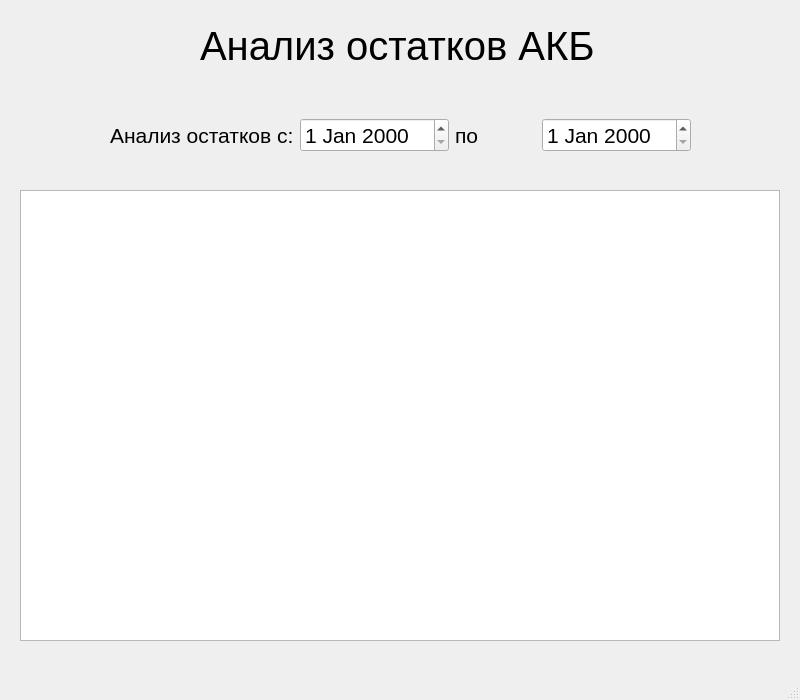
First picture: the form in qt_version/ui/spare_parts_remaining_form.ui, repository kerniee/abp_final_plz_work, before the edit.
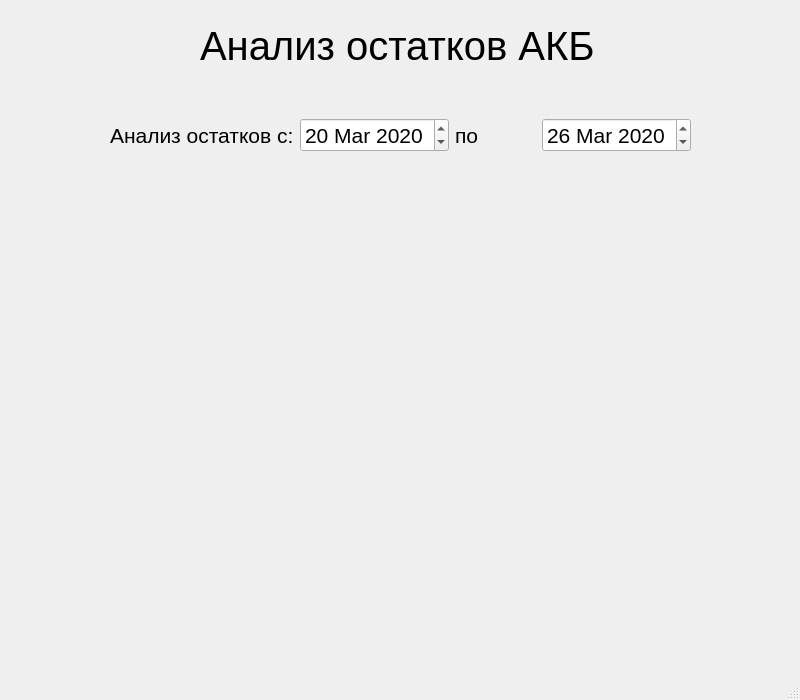
Second picture: the form after the edit.

Commit message: view remaining parts

The edit to the form file:
```diff
--- a/qt_version/ui/spare_parts_remaining_form.ui
+++ b/qt_version/ui/spare_parts_remaining_form.ui
@@ -66,6 +66,13 @@
          <pointsize>16</pointsize>
         </font>
        </property>
+       <property name="date">
+        <date>
+         <year>2020</year>
+         <month>3</month>
+         <day>20</day>
+        </date>
+       </property>
       </widget>
      </item>
      <item>
@@ -87,27 +94,27 @@
          <pointsize>16</pointsize>
         </font>
        </property>
+       <property name="date">
+        <date>
+         <year>2020</year>
+         <month>3</month>
+         <day>26</day>
+        </date>
+       </property>
       </widget>
      </item>
     </layout>
    </widget>
-   <widget class="QGraphicsView" name="graphicsView">
+   <widget class="QWidget" name="gridLayoutWidget">
     <property name="geometry">
      <rect>
       <x>20</x>
       <y>190</y>
-      <width>760</width>
-      <height>451</height>
+      <width>751</width>
+      <height>441</height>
      </rect>
     </property>
-    <property name="sceneRect">
-     <rectf>
-      <x>0.000000000000000</x>
-      <y>0.000000000000000</y>
-      <width>0.000000000000000</width>
-      <height>0.000000000000000</height>
-     </rectf>
-    </property>
+    <layout class="QGridLayout" name="gridLayout"/>
    </widget>
   </widget>
   <widget class="QMenuBar" name="menubar">
```
Left out of the diff: 2 changed lines with no effect on the pictures. The commit also changes 2 other files.
